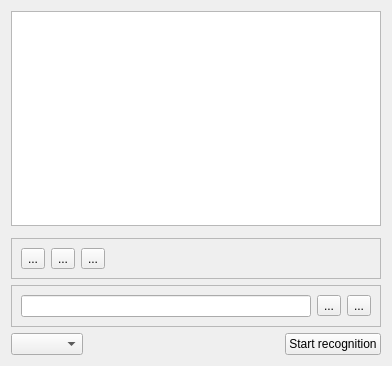
Qt form src/ui/textbasededit_ui.ui (KDE/kdenlive) before a commit.
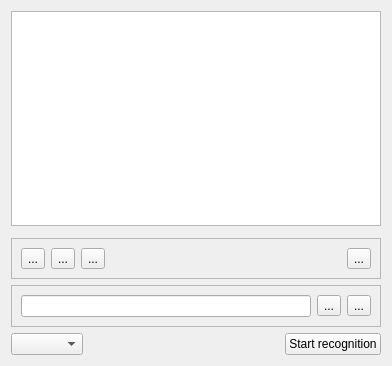
The same form after that commit. Custom widgets are drawn as their Qt base class.

Commit message: Fix crash after closing auto subtitles dialog, add config button to speech widgets opening the config page

```diff
--- a/src/ui/textbasededit_ui.ui
+++ b/src/ui/textbasededit_ui.ui
@@ -54,6 +54,13 @@
         </property>
        </spacer>
       </item>
+      <item row="0" column="4">
+       <widget class="QToolButton" name="vosk_config">
+        <property name="text">
+         <string>...</string>
+        </property>
+       </widget>
+      </item>
      </layout>
     </widget>
    </item>
```
Left out of the diff: 2 changed lines with no effect on the pictures. The commit also changes 4 other files.
